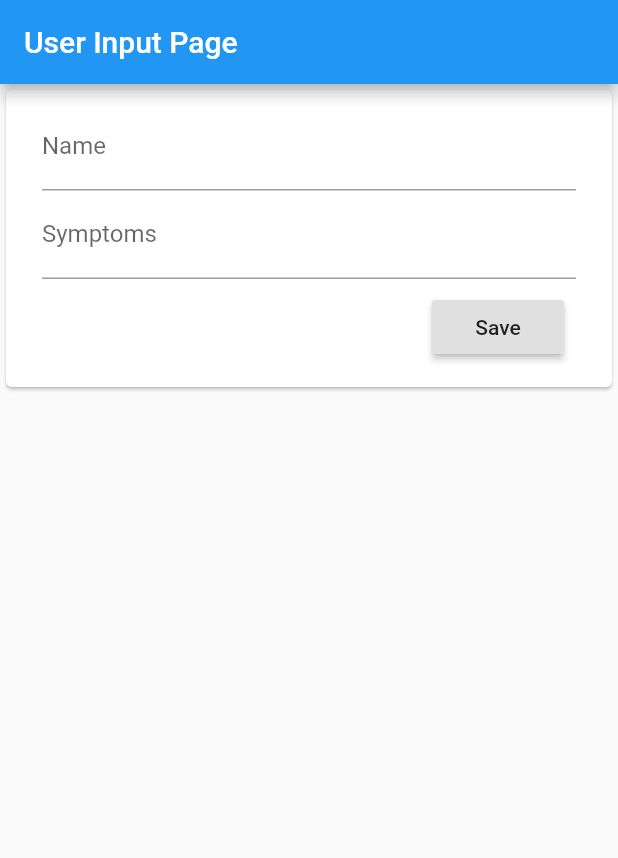
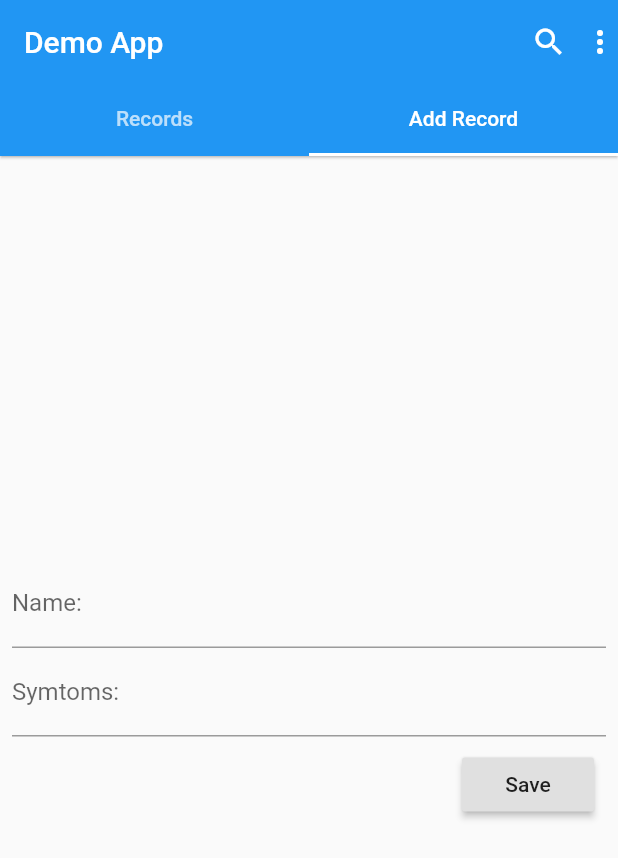
Before and after one commit to aleem006/flutterDemoApp, a Flutter app: the screen it shows after launch, on a phone screen of 412 x 824 dp. Shown: the top 858 px of the screen. Run offline on Flutter 3.47's test engine with Material 2 defaults, Android fonts, the phone set to English and light mode, and no system bars.

Commit message:
record and new entry demo screens added

```diff
--- /dev/null
+++ b/lib/add_record.dart
@@ -0,0 +1,59 @@
+import 'package:flutter/material.dart';
+
+class AddRecord extends StatelessWidget {
+  AddRecord({Key key, this.title}) : super(key: key);
+  final String title;
+  final formKey = GlobalKey<FormState>();
+  String name, symptoms;
+
+  @override
+  Widget build(BuildContext context) {
+        return Center(
+          child: Padding(
+            padding: EdgeInsets.all(8.0),
+            child: Form(
+              key: formKey,
+              child: Column(
+                mainAxisSize: MainAxisSize.min,
+                children: <Widget>[
+                  TextFormField(
+                    decoration: InputDecoration(
+                        labelText: 'Name:'
+                    ),
+                    onSaved: (input) => name = input,
+                  ),
+                  TextFormField(
+                    decoration: InputDecoration(
+                        labelText: 'Symtoms:'
+                    ),
+                    onSaved: (input) => symptoms = input,
+                    obscureText: true,
+                  ),
+                  Row(
+                    mainAxisAlignment: MainAxisAlignment.end,
+                    children: <Widget>[
+                      Padding(
+                        padding: const EdgeInsets.all(8.0),
+                        child: RaisedButton(
+                          onPressed: _submit,
+                          child: Text('Save'),
+                        ),
+                      )
+                    ],
+                  )
+                ],
+              ),
+            ),
+          ),
+        // )
+        );
+  }
+
+  void _submit(){
+    if(formKey.currentState.validate()){
+      formKey.currentState.save();
+      print(name);
+      print(symptoms);
+    }
+  }
+}
--- /dev/null
+++ b/lib/home_screen.dart
@@ -0,0 +1,63 @@
+import 'package:demo/add_record.dart';
+import 'package:demo/records.dart';
+import 'package:flutter/material.dart';
+
+class HomeScreen extends StatefulWidget {
+  @override
+  HomeScreenState createState() => HomeScreenState();
+}
+
+class HomeScreenState extends State<HomeScreen>
+    with SingleTickerProviderStateMixin {
+  TabController _tabController;
+  bool showFab = true;
+  final formKey = GlobalKey<FormState>();
+
+  @override
+  void initState() {
+    super.initState();
+
+    _tabController = TabController(vsync: this, initialIndex: 1, length: 2);
+    _tabController.addListener(() {
+      if (_tabController.index == 1) {
+        showFab = true;
+      } else {
+        showFab = false;
+      }
+      setState(() {});
+    });
+  }
+
+  @override
+  Widget build(BuildContext context) {
+    return new  Scaffold(
+      appBar: new AppBar(
+        title: Text("Demo App"),
+        elevation: 0.7,
+        bottom: TabBar(
+          controller: _tabController,
+          indicatorColor: Colors.white,
+          tabs: <Widget>[
+            Tab(text: "Records"),
+            Tab(text: "Add Record"),
+          ],
+        ),
+        actions: <Widget>[
+          Icon(Icons.search),
+          Padding(
+            padding: const EdgeInsets.symmetric(horizontal: 5.0),
+          ),
+          Icon(Icons.more_vert)
+        ],
+      ),
+      body: new TabBarView(
+        controller: _tabController,
+        children: <Widget>[
+          new RecordsScreen(),
+          new AddRecord(),
+        ],
+      ),
+    );
+  }
+
+}
--- a/lib/main.dart
+++ b/lib/main.dart
@@ -1,145 +1,19 @@
+import 'package:demo/home_screen.dart';
 import 'package:flutter/material.dart';
+
 void main() => runApp(MyApp());
 
 class MyApp extends StatelessWidget {
-  // This widget is the root of your application.
   @override
   Widget build(BuildContext context) {
-    return MaterialApp(
-      title: 'Flutter Demo',
+    return new MaterialApp(
+      title: "Demo App",
       theme: ThemeData(
         // This is the theme of your application.
         primarySwatch: Colors.blue,
       ),
-      home: MyHomePage(title: 'User Input Page'),
+      debugShowCheckedModeBanner: false,
+      home: new HomeScreen(),
     );
   }
 }
-
-class PersonData {
-  String name = '';
-  String symptoms = '';
-}
-
-class MyHomePage extends StatefulWidget {
-
-  MyHomePage({Key key, this.title}) : super(key: key);
-  // This widget is the home page of your application. It is stateful, meaning
-  // that it has a State object (defined below) that contains fields that affect
-  // how it looks.
-
-  // This class is the configuration for the state. It holds the values (in this
-  // case the title) provided by the parent (in this case the App widget) and
-  // used by the build method of the State. Fields in a Widget subclass are
-  // always marked "final".
-  final String title;
-
-
-  @override
-  _MyHomePageState createState() => _MyHomePageState();
-}
-
-class _MyHomePageState extends State<MyHomePage> {
-// String _userName, _symptoms;
-PersonData person = PersonData();
-final _formKey = GlobalKey<FormState>();
-
-  void _save() {
-    final FormState form = _formKey.currentState;
-    if (!form.validate()) {
-      // _autovalidate = true; // Start validating on every change.
-      // showInSnackBar('Please fix the errors in red before submitting.');
-      print("please write proprt");
-    } else {
-      form.save();
-      print(person.name);
-      print(person.symptoms);
-    }
-  }
-
-  //  String _validateName(String value) {
-  //   // _formWasEdited = true;
-  //   if (value.isEmpty)
-  //     return 'Name is required.';
-  //   final RegExp nameExp = RegExp(r'^[A-Za-z ]+$');
-  //   if (!nameExp.hasMatch(value))
-  //     return 'Please enter only alphabetical characters.';
-  //   return null;
-  // }
-
-  //  String _validateSymptom(String value) {
-  //   // _formWasEdited = true;
-  //   if (value.isEmpty)
-  //     return 'Sympotm is required.';
-  //   final RegExp nameExp = RegExp(r'^[A-Za-z ]+$');
-  //   if (!nameExp.hasMatch(value))
-  //     return 'Please enter only alphabetical characters.';
-  //   return null;
-  // }
-
-  @override
-  Widget build(BuildContext context) {
-    // This method is rerun every time setState is called, for instance as done
-    // by the _incrementCounter method above.
-    //
-    // The Flutter framework has been optimized to make rerunning build methods
-    // fast, so that you can just rebuild anything that needs updating rather
-    // than having to individually change instances of widgets.
-    return Scaffold(
-      appBar: AppBar(
-        // Here we take the value from the MyHomePage object that was created by
-        // the App.build method, and use it to set our appbar title.
-        title: Text(widget.title),
-      ),
-      // body: Center(
-        // Center is a layout widget. It takes a single child and positions it
-        // in the middle of the parent.
-        body: Card(
-          child: Padding(
-            padding: EdgeInsets.all(8.0),
-            child: Form(
-              key: _formKey, //refrencing this form
-              // child: Column(
-              child: Scrollbar(
-                child: SingleChildScrollView(
-                  // dragStartBehavior: DragStartBehavior.down,
-                  padding: const EdgeInsets.symmetric(horizontal: 16.0),
-                  child: Column(
-                    crossAxisAlignment: CrossAxisAlignment.stretch,
-                    children: <Widget>[
-                      TextFormField(
-                        decoration: InputDecoration(
-                          labelText: 'Name'
-                        ),
-                        onSaved: (String value) { person.name = value; },
-                        // validator: _validateName,
-                      ),
-
-                      TextFormField(
-                        decoration: InputDecoration(
-                          labelText: 'Symptoms'
-                        ),
-                        onSaved: (String value) { person.symptoms = value; },
-                        // validator: _validateSymptom,
-                      ),
-                    Row(
-                      mainAxisAlignment: MainAxisAlignment.end,
-                      children: <Widget>[
-                        Padding(
-                          padding: const EdgeInsets.all(8.0),
-                          child: RaisedButton(
-                            onPressed: _save,
-                            child: Text('Save'),
-                          ),
-                        )
-                      ],
-                    )
-                  ],
-                ),
-                ),
-              ),
-            ),
-          ),
-        ));
-  }
-}
--- /dev/null
+++ b/lib/records.dart
@@ -0,0 +1,9 @@
+import 'package:flutter/material.dart';
+
+class RecordsScreen extends StatelessWidget {
+  @override
+  Widget build(BuildContext context) {
+    return Center(
+    );
+  }
+}
```
